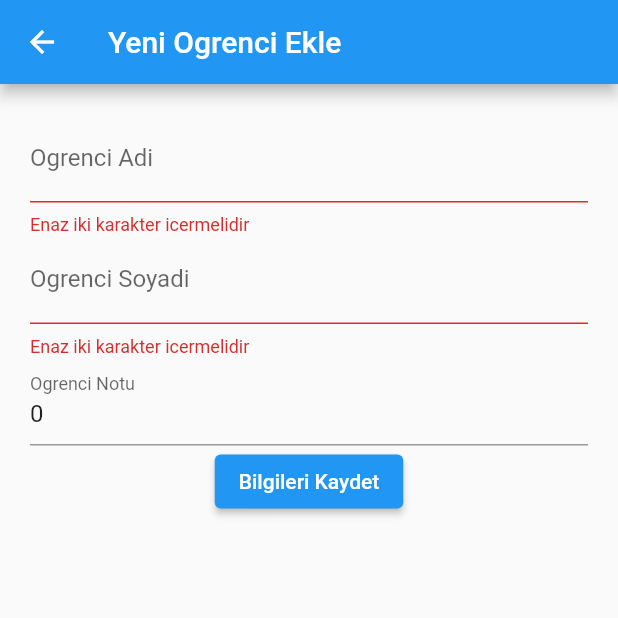
After one commit to MHalidG/Flutter, a Flutter app: the screen it shows after launch, item 2 of the bottom bar chosen, after a tap on "Bilgileri Kaydet", on a phone screen of 412 x 824 dp, the top half of it. The commit adds this screen. Run offline on Flutter 3.47's test engine with Material 2 defaults, Android fonts, the phone set to English and light mode, and no system bars; network calls fail.

Commit message:
Flutter Serisi V5-Navigasyon-Mixin-ReferansTiplerleCalismak

```diff
--- a/flutter_dart_instructor/lib/models/student.dart
+++ b/flutter_dart_instructor/lib/models/student.dart
@@ -1,24 +1,37 @@
-class Student{
+class Student {
+  late int id;
   late String firstName;
   late String lasstName;
   late int grade;
   late String _status;
 
-  Student(String firstName,String lastName,int grade){
-  this.firstName=firstName;
-  this.lasstName=lastName;
-  this.grade=grade;
+
+  Student.withoutInfo(){
+
   }
 
-  String get getFirsName{
-    return "Ogr - "+this.firstName;
+  Student.withId(int id, String firstName, String lastName, int grade) {
+    this.id = id;
+    this.firstName = firstName;
+    this.lasstName = lastName;
+    this.grade = grade;
   }
 
-  void set setFirstName(String value){
-    this.firstName=value;
+  Student(String firstName, String lastName, int grade) {
+    this.firstName = firstName;
+    this.lasstName = lastName;
+    this.grade = grade;
   }
 
-  String get getStatus{
+  String get getFirsName {
+    return "Ogr - " + this.firstName;
+  }
+
+  void set setFirstName(String value) {
+    this.firstName = value;
+  }
+
+  String get getStatus {
     String message = "";
     if (this.grade >= 50) {
       message = "Ogrenci Gecti";
@@ -29,8 +42,6 @@ class Student{
     }
     return message;
   }
-
-
 }
 
 /*
--- /dev/null
+++ b/flutter_dart_instructor/lib/screens/student_edit.dart
@@ -0,0 +1,101 @@
+import 'package:flutter/material.dart';
+import '../models/student.dart';
+import '../validation/student_validator.dart';
+class StudentEdit extends StatefulWidget{
+  late Student selectedStudent;
+  StudentEdit(Student selectedStudent){
+    this.selectedStudent=selectedStudent;
+
+  }
+  @override
+  State<StatefulWidget> createState() {
+
+    return _StudentEditState(selectedStudent);
+    // throw UnimplementedError();
+  }
+}
+
+class _StudentEditState extends State with StudentValidationMixin {
+  late Student selectedStudent;
+  var formKey=GlobalKey<FormState>();
+
+  _StudentEditState(Student selectedStudent){
+    this.selectedStudent=selectedStudent;
+  }
+  @override
+  Widget build(BuildContext context) {
+
+    return Scaffold(
+        appBar: AppBar(
+          title: Text("Yeni Ogrenci Ekle"),
+        ),
+        body: Container(
+          margin: EdgeInsets.all(20.0),
+          child: Form(
+              key:formKey,
+              child:Column(
+                children: <Widget>[
+                  buildFirstNameField(),
+                  buildLastNameField(),
+                  buildGradeField(),
+                  buildSubmitButton()
+                ],
+              )
+          ),
+        )
+    );
+  }
+
+  Widget buildFirstNameField() {
+    return TextFormField(
+      initialValue: selectedStudent.firstName,
+      decoration: InputDecoration(labelText: "Ogrenci Adi",hintText: "Ogrencinin Soyadini Giriniz"),
+      validator:validateFirstName,
+      onSaved:(String? value){
+        selectedStudent.firstName=value!;
+      },
+    );
+  }
+
+  buildLastNameField() {
+    return TextFormField(
+      initialValue: selectedStudent.lasstName,
+      decoration: InputDecoration(labelText: "Ogrenci Soyadi",hintText: "Ogrencinin Soyadini Giriniz"),
+      validator:validateLastName,
+      onSaved:(String? value){
+        selectedStudent.lasstName=value!;
+      },
+    );
+  }
+
+  buildGradeField() {
+    return TextFormField(
+      initialValue: selectedStudent.grade.toString(),
+      decoration: InputDecoration(labelText: "Ogrenci Notu",hintText: "Ogrencinin Aldigi Notu Giriniz"),
+      validator:validateGrade,
+      onSaved:(String? value){
+        selectedStudent.grade=int.parse(value!);
+      },
+    );
+  }
+
+  Widget buildSubmitButton() {
+    return ElevatedButton(
+      child: Text("Bilgileri Kaydet"),
+      onPressed: (){
+        if(formKey.currentState!.validate()){
+          formKey.currentState?.save();
+          saveStudent();
+          Navigator.pop(context);
+        }
+      },);
+
+  }
+
+  void saveStudent() {
+    print(selectedStudent.firstName);
+    print(selectedStudent.lasstName);
+    print(selectedStudent.grade);
+
+  }
+}
--- /dev/null
+++ b/flutter_dart_instructor/lib/validation/student_validator.dart
@@ -0,0 +1,27 @@
+
+
+
+mixin class StudentValidationMixin{
+
+
+
+  String? validateFirstName(String? value) {
+    if (value!.length < 2) {
+      return "Enaz iki karakter icermelidir";
+    }
+  }
+
+  String? validateLastName(String? value) {
+    if (value!.length < 2) {
+      return "Enaz iki karakter icermelidir";
+    }
+  }
+  String? validateGrade(String? value) {
+
+    int grade=int.parse(value!);
+
+    if (grade<0||grade>100) {
+      return "Deger 0-100 arasinda olmalidir";
+    }
+  }
+}
```
Also changed, not shown: flutter_dart_instructor/lib/main.dart (+37 -39 lines), flutter_dart_instructor/lib/screens/student_add.dart (added, +99 -0 lines).
